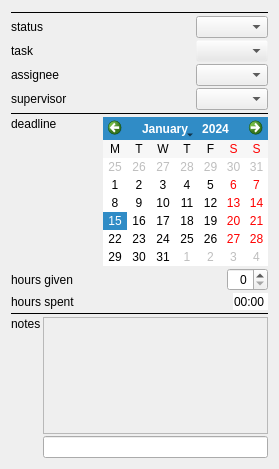
Before: the Qt Designer form pypelyne2/src/modules/ui/nodegraphicsitem/nodegraphicsitem_widget_elements.ui in michimussato/pypelyne2, drawn with Qt 5.
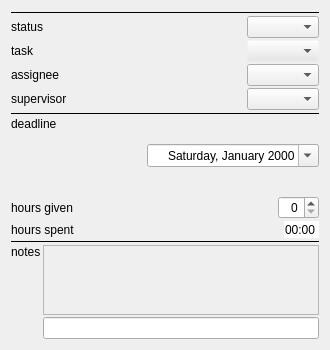
After: the same form once the commit is applied.

Patch:
```diff
--- a/pypelyne2/src/modules/ui/nodegraphicsitem/nodegraphicsitem_widget_elements.ui
+++ b/pypelyne2/src/modules/ui/nodegraphicsitem/nodegraphicsitem_widget_elements.ui
@@ -6,8 +6,8 @@
    <rect>
     <x>0</x>
     <y>0</y>
-    <width>279</width>
-    <height>469</height>
+    <width>330</width>
+    <height>350</height>
    </rect>
   </property>
   <property name="sizePolicy">
@@ -680,15 +680,15 @@
              </spacer>
             </item>
             <item>
-             <widget class="QCalendarWidget" name="calendarWidget">
-              <property name="firstDayOfWeek">
-               <enum>Qt::Monday</enum>
+             <widget class="QDateEdit" name="dateEdit">
+              <property name="alignment">
+               <set>Qt::AlignRight|Qt::AlignTrailing|Qt::AlignVCenter</set>
               </property>
-              <property name="horizontalHeaderFormat">
-               <enum>QCalendarWidget::SingleLetterDayNames</enum>
+              <property name="displayFormat">
+               <string>dddd, MMMM yyyy</string>
               </property>
-              <property name="verticalHeaderFormat">
-               <enum>QCalendarWidget::NoVerticalHeader</enum>
+              <property name="calendarPopup">
+               <bool>true</bool>
               </property>
              </widget>
             </item>
@@ -825,7 +825,7 @@
                   <rect>
                    <x>0</x>
                    <y>0</y>
-                   <width>198</width>
+                   <width>249</width>
                    <height>76</height>
                   </rect>
                  </property>
```
